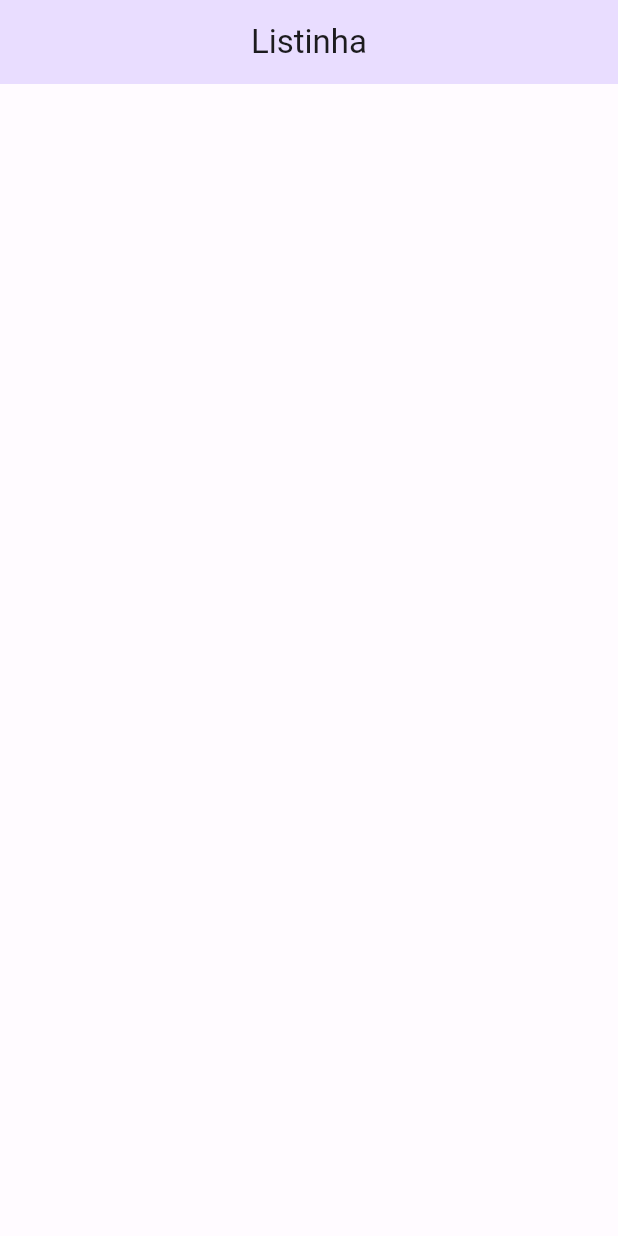
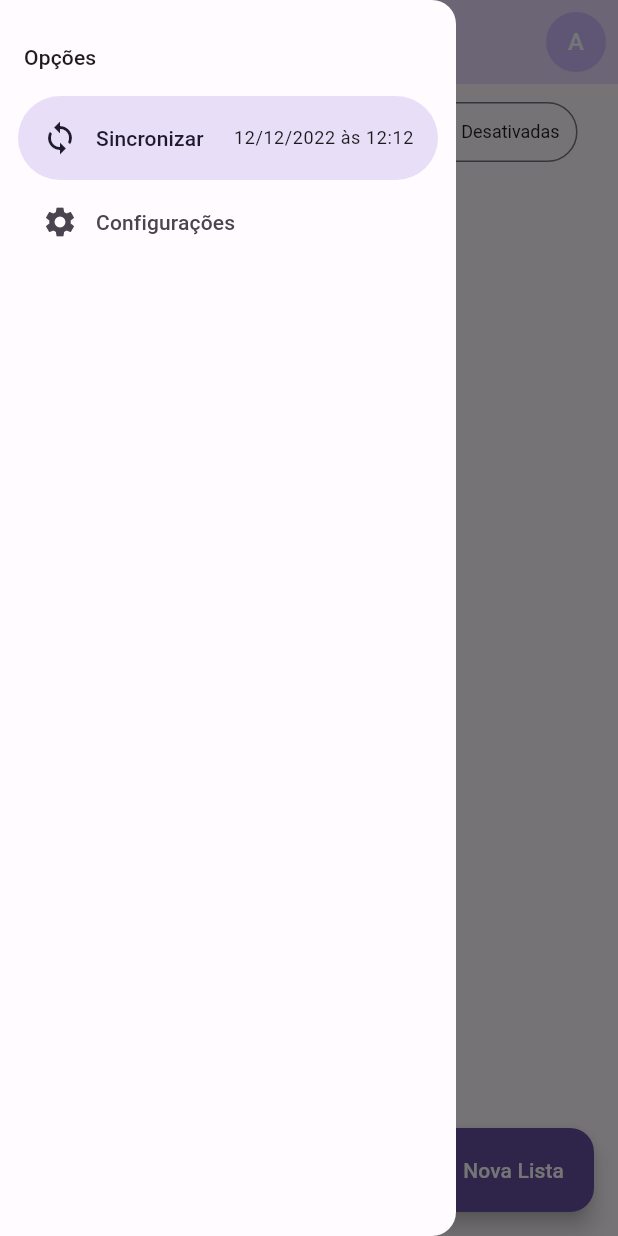
Before and after one commit to eamnicoletti/listinha, a Flutter app: the screen it shows after launch, with the side drawer open (before the commit the screen has no drawer), on a phone screen of 412 x 824 dp. Run offline on Flutter 3.47's test engine with Material 2 defaults, Android fonts, the phone set to English and light mode, and no system bars; our stand-ins replace flutter_modular.

```diff
--- a/app/lib/src/Home/home_page.dart
+++ b/app/lib/src/Home/home_page.dart
@@ -1,4 +1,7 @@
 import 'package:flutter/material.dart';
+
+import '../shared/widgets/user_image_button.dart';
+import 'widgets/custom_drawer.dart';
 
 class HomePage extends StatefulWidget {
   const HomePage({Key? key}) : super(key: key);
@@ -11,10 +14,55 @@ class _HomePageState extends State<HomePage> {
   @override
   Widget build(BuildContext context) {
     return Scaffold(
+      drawer: const CustomDrawer(),
       appBar: AppBar(
         title: const Text('Listinha'),
+        actions: const [
+          Padding(
+            padding: EdgeInsets.only(right: 8),
+            child: UserImageButton(),
+          ),
+        ],
       ),
-      body: Container(),
+      body: Center(
+        child: Column(
+          children: [
+            Padding(
+              padding: const EdgeInsets.all(8),
+              child: SegmentedButton<int>(
+                segments: const [
+                  ButtonSegment(
+                    value: 0,
+                    label: Text('Todos'),
+                  ),
+                  ButtonSegment(
+                    value: 1,
+                    label: Text('Pendentes'),
+                  ),
+                  ButtonSegment(
+                    value: 2,
+                    label: Text('Concluídas'),
+                  ),
+                  ButtonSegment(
+                    value: 3,
+                    label: Text('Desativadas'),
+                  ),
+                ],
+                selected: const {2},
+                showSelectedIcon: false,
+                onSelectionChanged: (values) {},
+              ),
+            )
+          ],
+        ),
+      ),
+      floatingActionButton: FloatingActionButton.extended(
+        icon: const Icon(Icons.edit),
+        label: const Text('Nova Lista'),
+        onPressed: () {
+          Navigator.of(context).pushNamed('./edit');
+        },
+      ),
     );
   }
 }
--- /dev/null
+++ b/app/lib/src/Home/widgets/custom_drawer.dart
@@ -0,0 +1,47 @@
+import 'package:flutter/material.dart';
+
+class CustomDrawer extends StatelessWidget {
+  const CustomDrawer({
+    super.key,
+  });
+
+  @override
+  Widget build(BuildContext context) {
+    return NavigationDrawer(
+      onDestinationSelected: (index) {
+        if (index == 1) {
+          Navigator.of(context).pop();
+          Navigator.of(context).pushNamed('/config');
+        }
+      },
+      children: [
+        Padding(
+          padding: const EdgeInsets.fromLTRB(16, 28, 16, 16),
+          child: Text(
+            'Opções',
+            style: Theme.of(context).textTheme.titleSmall,
+          ),
+        ),
+        NavigationDrawerDestination(
+          icon: const Icon(Icons.sync),
+          label: Row(
+            children: [
+              const Text('Sincronizar'),
+              const SizedBox(
+                width: 20,
+              ),
+              Text(
+                '12/12/2022 às 12:12',
+                style: Theme.of(context).textTheme.bodySmall,
+              ),
+            ],
+          ),
+        ),
+        const NavigationDrawerDestination(
+          icon: Icon(Icons.settings),
+          label: Text('Configurações'),
+        ),
+      ],
+    );
+  }
+}
--- a/app/lib/src/app_widget.dart
+++ b/app/lib/src/app_widget.dart
@@ -1,5 +1,5 @@
 import 'package:flutter/material.dart';
-import 'package:listinha/src/Home/home_page.dart';
+import 'package:flutter_modular/flutter_modular.dart';
 import 'package:listinha/src/shared/themes/themes.dart';
 
 class AppWidget extends StatelessWidget {
@@ -7,13 +7,16 @@ class AppWidget extends StatelessWidget {
 
   @override
   Widget build(BuildContext context) {
-    return MaterialApp(
+    Modular.setInitialRoute('/home/');
+
+    return MaterialApp.router(
       title: 'Listinha',
       debugShowCheckedModeBanner: false,
       themeMode: ThemeMode.light,
       theme: lightTheme,
       darkTheme: darkTheme,
-      home: HomePage(),
+      routerDelegate: Modular.routerDelegate,
+      routeInformationParser: Modular.routeInformationParser,
     );
   }
 }
--- /dev/null
+++ b/app/lib/src/shared/widgets/user_image_button.dart
@@ -0,0 +1,18 @@
+import 'package:flutter/material.dart';
+
+class UserImageButton extends StatelessWidget {
+  const UserImageButton({
+    super.key,
+  });
+
+  @override
+  Widget build(BuildContext context) {
+    return InkWell(
+      child: CircleAvatar(
+        backgroundColor: Theme.of(context).colorScheme.inversePrimary,
+        foregroundColor: Colors.white,
+        child: const Text('A'),
+      ),
+    );
+  }
+}
```
Also changed, not shown: app/lib/main.dart (+8 -1 lines), app/lib/src/Home/edit_task_board_page.dart (added, +20 -0 lines), app/lib/src/Home/home_module.dart (added, +17 -0 lines), app/lib/src/app_module.dart (added, +17 -0 lines), app/lib/src/configuration/configuration_page.dart (added, +20 -0 lines), app/lib/src/shared/themes/themes.dart (+18 -0 lines), 2 other files.
